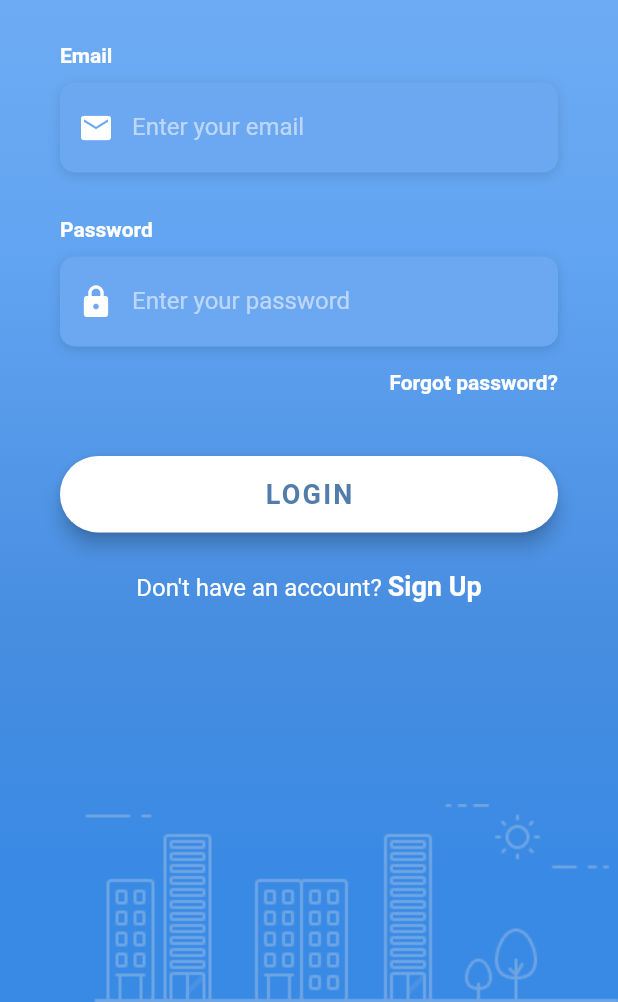
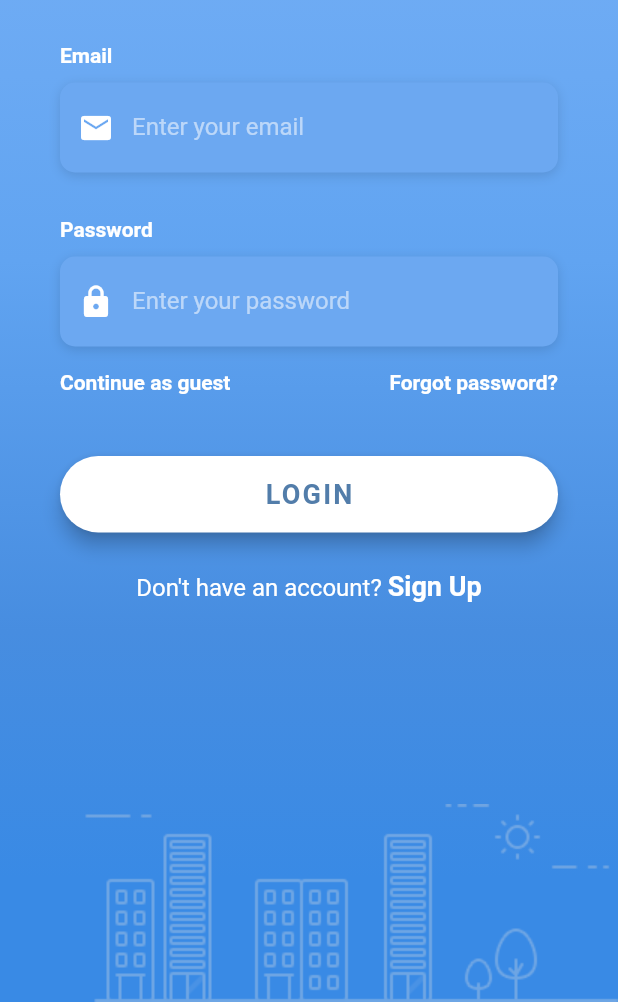
Before and after one commit to timeitel/travel_app, a Flutter app: the screen it shows after launch, after a tap on "LOGIN", on a phone screen of 412 x 824 dp, the part 234-1236 px from its top. Run offline on Flutter 3.47's test engine with Material 2 defaults, Android fonts, the phone set to English and light mode, and no system bars; our stand-ins replace firebase_auth, font_awesome_flutter; accounts and stored records are empty; network calls fail; Roboto replaces fonts that are missing (OpenSans).

Commit message:
add: continue as guest option

```diff
--- a/lib/screens/authenticate/login_screen.dart
+++ b/lib/screens/authenticate/login_screen.dart
@@ -53,14 +53,44 @@ class _LoginScreenState extends State<LoginScreen> {
                       _buildEmailInput(),
                       SizedBox(height: 30.0),
                       _buildPasswordInput(),
-                      _buildForgotPasswordBtn(),
+                      Row(
+                        mainAxisAlignment: MainAxisAlignment.spaceBetween,
+                        children: <Widget>[
+                          FlatButton(
+                            onPressed: () async {
+                              dynamic result = await _auth.signInAnon();
+                              if (result == null) {
+                                print('error signing in');
+                                print(result);
+                              } else {
+                                print('signedin');
+                                print(result);
+                              }
+                            },
+                            padding: EdgeInsets.only(right: 0.0),
+                            child: Text(
+                              'Continue as guest',
+                              style: kLabelStyle,
+                            ),
+                          ),
+                          FlatButton(
+                            onPressed: () =>
+                                print('Forgot Password Button Pressed'),
+                            padding: EdgeInsets.only(right: 0.0),
+                            child: Text(
+                              'Forgot password?',
+                              style: kLabelStyle,
+                            ),
+                          ),
+                        ],
+                      ),
                       Container(
                         padding: EdgeInsets.symmetric(vertical: 25.0),
                         width: double.infinity,
                         child: RaisedButton(
                           elevation: 5.0,
-                          onPressed: () async {
-                            dynamic result = await _auth.signInAnon();
+                          onPressed: () {
+                            print('Logging in ');
                           },
                           padding: EdgeInsets.all(15.0),
                           shape: RoundedRectangleBorder(
@@ -187,20 +217,6 @@ Widget _buildPasswordInput() {
   );
 }
 
-Widget _buildForgotPasswordBtn() {
-  return Container(
-    alignment: Alignment.centerRight,
-    child: FlatButton(
-      onPressed: () => print('Forgot Password Button Pressed'),
-      padding: EdgeInsets.only(right: 0.0),
-      child: Text(
-        'Forgot password?',
-        style: kLabelStyle,
-      ),
-    ),
-  );
-}
-
 Widget _buildSignupBtn() {
   return GestureDetector(
     onTap: () => print('Sign Up Button Pressed'),
```
